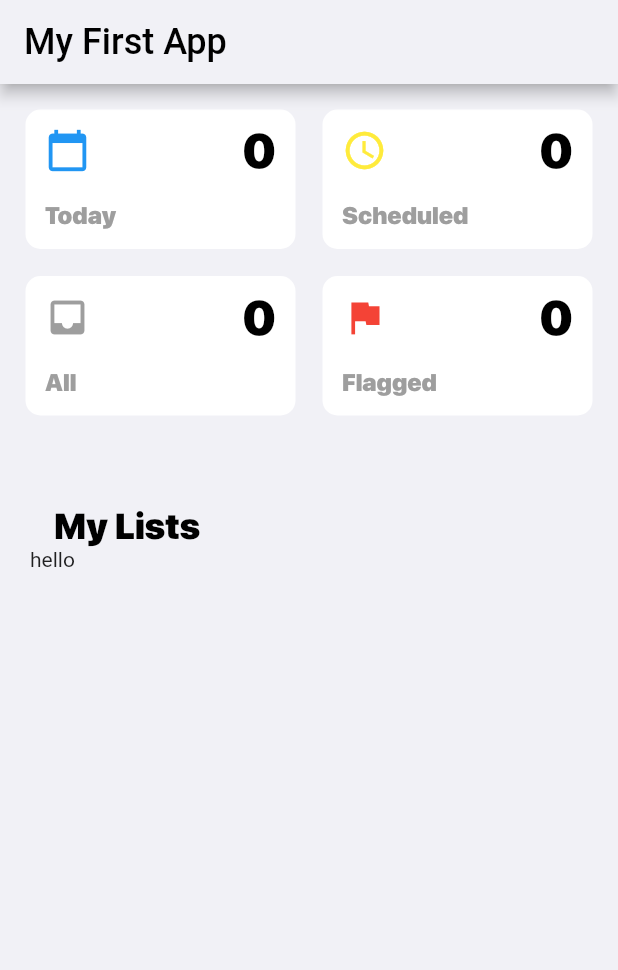
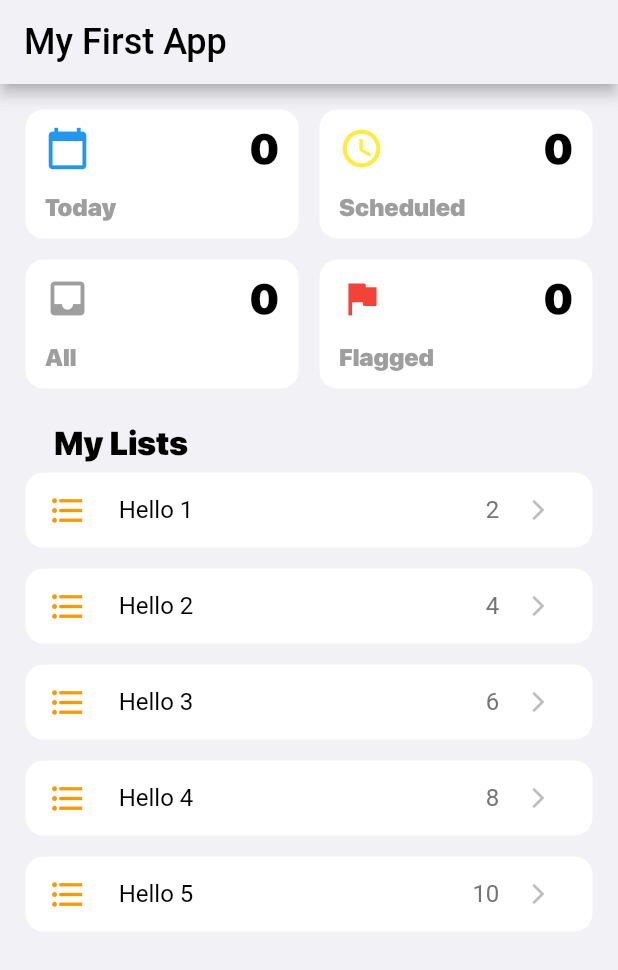
Before and after one commit to swekiiz/Reminders_app_clone, a Flutter app: the screen it shows after launch, on a phone screen of 412 x 824 dp. Shown: the top 970 px of the screen. Run offline on Flutter 3.47's test engine with Material 2 defaults, Android fonts, the phone set to English and light mode, and no system bars; our stand-ins replace sprintf.

Commit message:
add list

```diff
--- a/lib/components/homewidget.dart
+++ b/lib/components/homewidget.dart
@@ -14,8 +14,8 @@ class Homewidget extends StatelessWidget {
   @override
   Widget build(BuildContext context) {
     return Container(
-      width: 200,
-      height: 100,
+      width: 176,
+      height: 80,
       padding: EdgeInsets.only(left: 10, right: 10),
       child: Row(
         mainAxisAlignment: MainAxisAlignment.spaceBetween,
@@ -49,7 +49,7 @@ class Homewidget extends StatelessWidget {
               this.count.toString(),
               style: TextStyle(
                 color: Colors.black,
-                fontSize: 32,
+                fontSize: 28,
                 fontFamily: 'SF',
                 fontWeight: FontWeight.w700,
               ),
@@ -58,7 +58,7 @@ class Homewidget extends StatelessWidget {
         ],
       ),
       decoration: BoxDecoration(
-        borderRadius: BorderRadius.circular(10),
+        borderRadius: BorderRadius.circular(12),
         color: Colors.white,
         boxShadow: [
           BoxShadow(color: Colors.white, spreadRadius: 3),
--- a/lib/components/mylist.dart
+++ b/lib/components/mylist.dart
@@ -1,8 +1,98 @@
 import 'package:flutter/material.dart';
+import 'package:sprintf/sprintf.dart';
 
 class Mylist extends StatelessWidget {
+  final li = <Widget>[];
   @override
   Widget build(BuildContext context) {
-    return Text('hello');
+    for (int i = 1; i <= 5; i++) {
+      li.add(
+        Container(
+          height: 44,
+          width: MediaQuery.of(context).size.width,
+          child: Row(
+            mainAxisAlignment: MainAxisAlignment.start,
+            mainAxisSize: MainAxisSize.max,
+            children: <Widget>[
+              Expanded(
+                flex: 1,
+                child: Container(
+                  alignment: Alignment.centerLeft,
+                  padding: EdgeInsets.only(left: 2),
+                  child: Icon(
+                    Icons.format_list_bulleted,
+                    color: Colors.orange,
+                    size: 26,
+                  ),
+                ),
+              ),
+              Expanded(
+                flex: 6,
+                child: Padding(
+                  padding: EdgeInsets.only(
+                    left: 10,
+                  ),
+                  child: Text(
+                    'Hello $i',
+                    style: TextStyle(
+                      color: Colors.black,
+                      fontSize: 16,
+                    ),
+                  ),
+                ),
+              ),
+              Expanded(
+                flex: 1,
+                child: Container(
+                  alignment: Alignment.centerRight,
+                  padding: EdgeInsets.only(right: 10),
+                  child: Text(
+                    sprintf('%3d', [i * 2]),
+                    style: TextStyle(
+                      color: Colors.grey[600],
+                      fontSize: 16,
+                    ),
+                  ),
+                ),
+              ),
+              Expanded(
+                flex: 1,
+                child: Container(
+                  alignment: Alignment.centerLeft,
+                  padding: EdgeInsets.only(left: 8),
+                  child: Icon(
+                    Icons.arrow_forward_ios,
+                    color: Colors.grey[400],
+                    size: 16,
+                  ),
+                ),
+              ),
+            ],
+          ),
+          margin: EdgeInsets.only(
+            top: 10,
+            bottom: 10,
+          ),
+          padding: EdgeInsets.only(
+            left: 10,
+            right: 10,
+          ),
+          decoration: BoxDecoration(
+            borderRadius: BorderRadius.circular(12),
+            color: Colors.white,
+            boxShadow: [
+              BoxShadow(color: Colors.white, spreadRadius: 3),
+            ],
+          ),
+        ),
+      );
+    }
+    return Container(
+      child: Column(
+        crossAxisAlignment: CrossAxisAlignment.center,
+        mainAxisAlignment: MainAxisAlignment.center,
+        children: li,
+      ),
+    );
   }
 }
--- a/lib/pages/home.dart
+++ b/lib/pages/home.dart
@@ -5,6 +5,7 @@ import 'package:my_app/components/mylist.dart';
 
 class HomePage extends StatelessWidget {
   final litsOfHomwWidget = [
+    [
       Homewidget(
         text: 'Today',
         icon: Icons.calendar_today,
@@ -16,7 +17,9 @@ class HomePage extends StatelessWidget {
         icon: Icons.access_time,
         count: 0,
         color: Colors.yellow,
-    ),
+      )
+    ],
+    [
       Homewidget(
         text: 'All',
         icon: Icons.inbox,
@@ -29,6 +32,7 @@ class HomePage extends StatelessWidget {
         count: 0,
         color: Colors.red,
       )
+    ]
   ];
   @override
   Widget build(BuildContext context) {
@@ -54,24 +58,32 @@ class HomePage extends StatelessWidget {
         ),
         child: Column(
           crossAxisAlignment: CrossAxisAlignment.start,
+          mainAxisAlignment: MainAxisAlignment.start,
           children: <Widget>[
-            SizedBox(
-              height: 260,
-              child: GridView.count(
-                mainAxisSpacing: 24,
-                crossAxisSpacing: 24,
-                crossAxisCount: 2,
-                childAspectRatio: (200 / 100),
-                children: this.litsOfHomwWidget,
+            Container(
+              child: Row(
+                mainAxisAlignment: MainAxisAlignment.spaceBetween,
+                children: this.litsOfHomwWidget[0],
               ),
             ),
             Container(
-              margin: EdgeInsets.only(left: 16),
+              margin: EdgeInsets.only(top: 20),
+              child: Row(
+                mainAxisAlignment: MainAxisAlignment.spaceBetween,
+                children: this.litsOfHomwWidget[1],
+              ),
+            ),
+            Container(
+              margin: EdgeInsets.only(
+                left: 16,
+                top: 26,
+                bottom: 0,
+              ),
               child: Text(
                 'My Lists',
                 style: TextStyle(
                   color: Colors.black,
-                  fontSize: 24,
+                  fontSize: 22,
                   fontFamily: 'SF',
                   fontWeight: FontWeight.w700,
                 ),
--- a/pubspec.yaml
+++ b/pubspec.yaml
@@ -23,6 +23,7 @@ environment:
 dependencies:
   flutter:
     sdk: flutter
+  sprintf: "^4.0.0"
 
 
   # The following adds the Cupertino Icons font to your application.
```
Also changed, not shown: pubspec.lock. Lines whose indentation alone changed are shown as unchanged.
